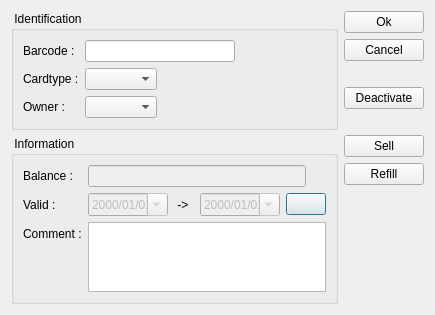
First picture: the form in client/dlgpatientcardedit.ui, repository tbikfalvi/Belenus, before the edit.
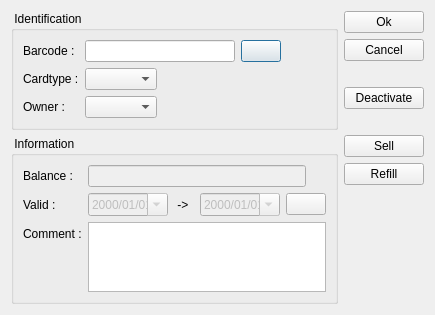
Second picture: the form after the edit.

The edit to the form file:
```diff
--- a/client/dlgpatientcardedit.ui
+++ b/client/dlgpatientcardedit.ui
@@ -7,7 +7,7 @@
     <x>0</x>
     <y>0</y>
     <width>419</width>
-    <height>298</height>
+    <height>303</height>
    </rect>
   </property>
   <property name="windowTitle">
@@ -30,6 +30,8 @@
          </widget>
         </item>
         <item row="0" column="1">
+         <layout class="QHBoxLayout" name="horizontalLayout_6">
+          <item>
          <widget class="QLineEdit" name="ledBarcode">
           <property name="minimumSize">
            <size>
@@ -45,6 +47,28 @@
           </property>
          </widget>
         </item>
+          <item>
+           <widget class="QPushButton" name="pbCheckBarcode">
+            <property name="text">
+             <string/>
+            </property>
+           </widget>
+          </item>
+          <item>
+           <spacer name="horizontalSpacer_5">
+            <property name="orientation">
+             <enum>Qt::Horizontal</enum>
+            </property>
+            <property name="sizeHint" stdset="0">
+             <size>
+              <width>40</width>
+              <height>20</height>
+             </size>
+            </property>
+           </spacer>
+          </item>
+         </layout>
+        </item>
         <item row="1" column="0">
          <widget class="QLabel" name="lblCardType">
           <property name="text">
```
Left out of the diff: 9 changed lines with no effect on the pictures. Lines whose indentation alone changed are shown as unchanged.
